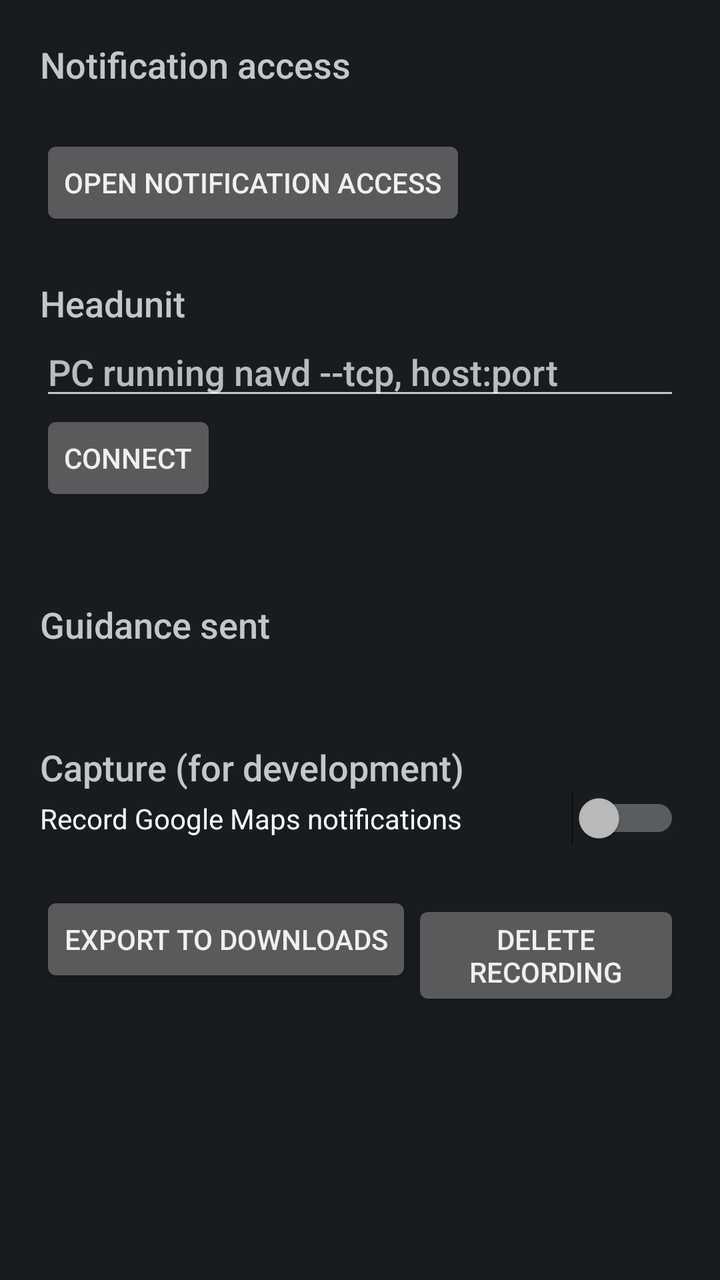
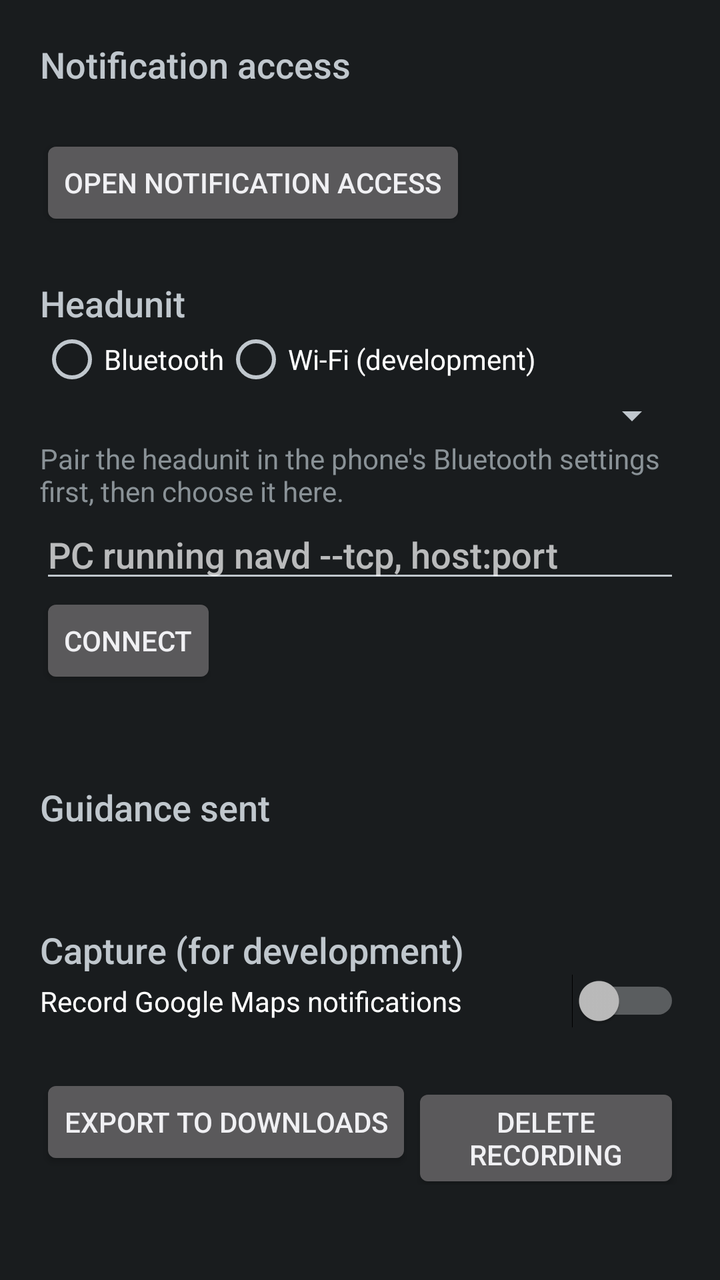

Two renders of the same Android screen: before a commit and after it. Below are the layout's source before the change and the commit's diff.
<!-- AndroidManifest.xml: application theme android:Theme.DeviceDefault -->
<!-- res/layout/activity_main.xml -->
<?xml version="1.0" encoding="utf-8"?>
<ScrollView xmlns:android="http://schemas.android.com/apk/res/android"
    android:layout_width="match_parent"
    android:layout_height="match_parent"
    android:fitsSystemWindows="true">

    <LinearLayout
        android:layout_width="match_parent"
        android:layout_height="wrap_content"
        android:orientation="vertical"
        android:padding="20dp">

        <TextView
            android:layout_width="wrap_content" android:layout_height="wrap_content"
            android:text="@string/access_title" android:textAppearance="?android:attr/textAppearanceMedium" />
        <TextView
            android:id="@+id/access"
            android:layout_width="match_parent" android:layout_height="wrap_content"
            android:layout_marginTop="4dp" />
        <Button
            android:id="@+id/grant"
            android:layout_width="wrap_content" android:layout_height="wrap_content"
            android:text="@string/grant" />

        <TextView
            android:layout_width="wrap_content" android:layout_height="wrap_content"
            android:layout_marginTop="24dp"
            android:text="@string/hu_title" android:textAppearance="?android:attr/textAppearanceMedium" />
        <EditText
            android:id="@+id/address"
            android:layout_width="match_parent" android:layout_height="wrap_content"
            android:hint="@string/address_hint" android:inputType="textUri" android:importantForAutofill="no" />
        <Button
            android:id="@+id/connect"
            android:layout_width="wrap_content" android:layout_height="wrap_content"
            android:text="@string/connect" />
        <TextView
            android:id="@+id/link_status"
            android:layout_width="match_parent" android:layout_height="wrap_content"
            android:layout_marginTop="4dp" />

        <TextView
            android:layout_width="wrap_content" android:layout_height="wrap_content"
            android:layout_marginTop="24dp"
            android:text="@string/guidance_title" android:textAppearance="?android:attr/textAppearanceMedium" />
        <TextView
            android:id="@+id/guidance"
            android:layout_width="match_parent" android:layout_height="wrap_content"
            android:layout_marginTop="4dp" android:textIsSelectable="true" />

        <TextView
            android:layout_width="wrap_content" android:layout_height="wrap_content"
            android:layout_marginTop="24dp"
            android:text="@string/capture_title" android:textAppearance="?android:attr/textAppearanceMedium" />
        <Switch
            android:id="@+id/capture"
            android:layout_width="match_parent" android:layout_height="wrap_content"
            android:text="@string/capture" />
        <TextView
            android:id="@+id/capture_info"
            android:layout_width="match_parent" android:layout_height="wrap_content"
            android:layout_marginTop="4dp" />
        <LinearLayout
            android:layout_width="wrap_content" android:layout_height="wrap_content"
            android:orientation="horizontal">
            <Button
                android:id="@+id/export"
                android:layout_width="wrap_content" android:layout_height="wrap_content"
                android:text="@string/export" />
            <Button
                android:id="@+id/clear"
                android:layout_width="wrap_content" android:layout_height="wrap_content"
                android:text="@string/clear" />
        </LinearLayout>
    </LinearLayout>
</ScrollView>
<!-- resources referenced by this layout -->
<resources>
  <string name="access_title">Notification access</string>
  <string name="address_hint">PC running navd --tcp, host:port</string>
  <string name="capture">Record Google Maps notifications</string>
  <string name="capture_title">Capture (for development)</string>
  <string name="clear">Delete recording</string>
  <string name="connect">Connect</string>
  <string name="export">Export to Downloads</string>
  <string name="grant">Open notification access</string>
  <string name="guidance_title">Guidance sent</string>
  <string name="hu_title">Headunit</string>
</resources>

<!-- the commit's change to res/layout/activity_main.xml (unified diff, before → after) -->
@@ -26,6 +26,26 @@
             android:layout_width="wrap_content" android:layout_height="wrap_content"
             android:layout_marginTop="24dp"
             android:text="@string/hu_title" android:textAppearance="?android:attr/textAppearanceMedium" />
+        <RadioGroup
+            android:id="@+id/transport"
+            android:layout_width="match_parent" android:layout_height="wrap_content"
+            android:orientation="horizontal">
+            <RadioButton
+                android:id="@+id/transport_bluetooth"
+                android:layout_width="wrap_content" android:layout_height="wrap_content"
+                android:text="@string/transport_bluetooth" />
+            <RadioButton
+                android:id="@+id/transport_wifi"
+                android:layout_width="wrap_content" android:layout_height="wrap_content"
+                android:text="@string/transport_wifi" />
+        </RadioGroup>
+        <Spinner
+            android:id="@+id/hu_device"
+            android:layout_width="match_parent" android:layout_height="wrap_content" />
+        <TextView
+            android:id="@+id/bt_hint"
+            android:layout_width="match_parent" android:layout_height="wrap_content"
+            android:text="@string/bt_hint" />
         <EditText
             android:id="@+id/address"
             android:layout_width="match_parent" android:layout_height="wrap_content"
<!-- resource entries referenced after the edit -->
@@ -2,6 +2,7 @@
 <resources>
   <string name="access_title">Notification access</string>
   <string name="address_hint">PC running navd --tcp, host:port</string>
+  <string name="bt_hint">Pair the headunit in the phone\'s Bluetooth settings first, then choose it here.</string>
   <string name="capture">Record Google Maps notifications</string>
   <string name="capture_title">Capture (for development)</string>
   <string name="clear">Delete recording</string>
@@ -10,5 +11,7 @@
   <string name="grant">Open notification access</string>
   <string name="guidance_title">Guidance sent</string>
   <string name="hu_title">Headunit</string>
+  <string name="transport_bluetooth">Bluetooth</string>
+  <string name="transport_wifi">Wi-Fi (development)</string>
 </resources>
 
